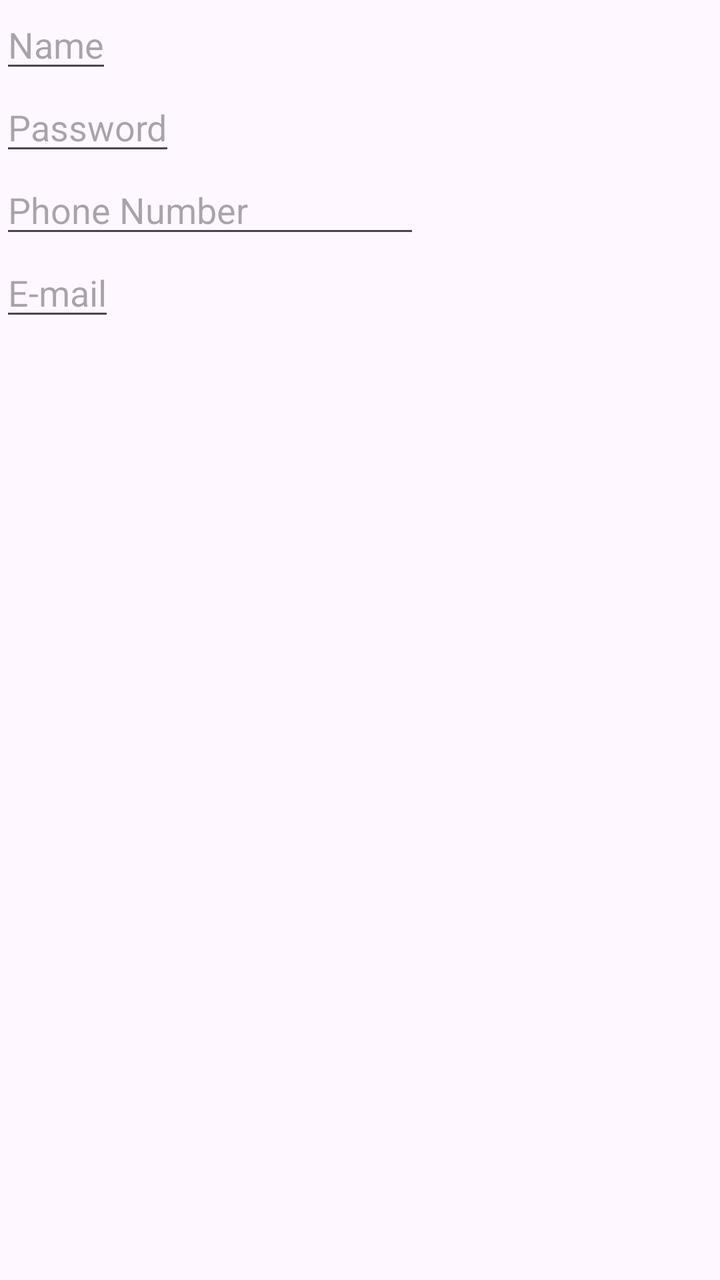
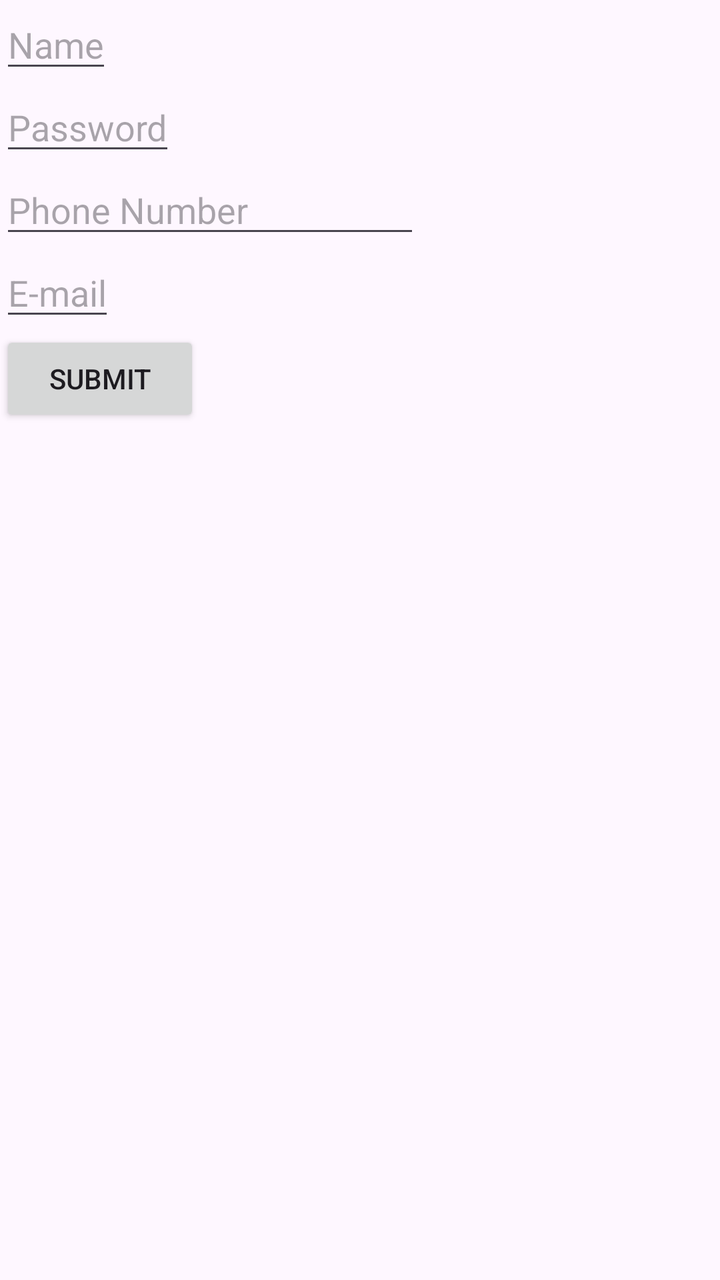

Screens rendered from an Android XML layout before and after an edit, with the pre-edit source and the edit as a unified diff.
<!-- AndroidManifest.xml: application theme Theme.UserForm -->
<!-- res/layout/activity_main.xml -->
<?xml version="1.0" encoding="utf-8"?>
<LinearLayout xmlns:android="http://schemas.android.com/apk/res/android"
    xmlns:app="http://schemas.android.com/apk/res-auto"
    xmlns:tools="http://schemas.android.com/tools"
    android:id="@+id/main"
    android:layout_width="match_parent"
    android:layout_height="match_parent"
    android:orientation="vertical"
    tools:context=".MainActivity">

    <EditText
        android:id="@+id/name"
        android:layout_width="wrap_content"
        android:layout_height="wrap_content"
        android:hint="Name"
        android:inputType="text"
        android:maxLines="1" />

    <EditText
        android:id="@+id/pass"
        android:layout_width="wrap_content"
        android:layout_height="wrap_content"
        android:hint="Password"
        android:inputType="textPassword"
        android:maxLines="1" />

    <EditText
        android:id="@+id/phone"
        android:layout_width="wrap_content"
        android:layout_height="wrap_content"
        android:hint="Phone Number"
        android:ems="10"
        android:inputType="phone" />

    <EditText
        android:id="@+id/email"
        android:layout_width="wrap_content"
        android:layout_height="wrap_content"
        android:hint="E-mail"
        android:inputType="textEmailAddress" />



</LinearLayout>
<!-- resources referenced by this layout -->
<resources>
  <style name="Theme.UserForm" parent="Base.Theme.UserForm" />
  <style name="Base.Theme.UserForm" parent="Theme.Material3.DayNight.NoActionBar">
          
          
      </style>
</resources>

<!-- the commit's change to res/layout/activity_main.xml (unified diff, before → after) -->
@@ -39,6 +39,12 @@
         android:hint="E-mail"
         android:inputType="textEmailAddress" />
 
+    <Button
+        android:id="@+id/button"
+        android:layout_width="100dp"
+        android:layout_height="wrap_content"
+        android:text="Submit"
+        android:onClick="submit"/>
 
 
 </LinearLayout>
